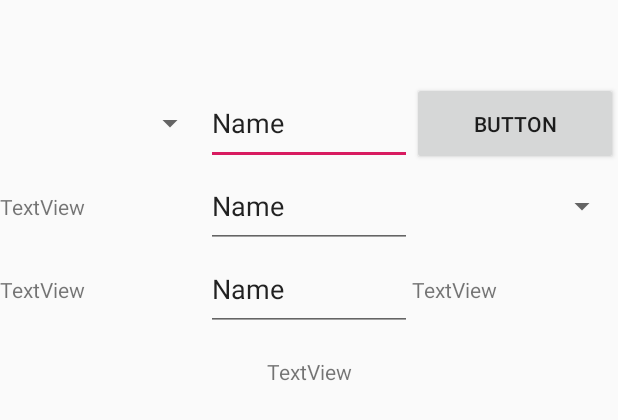
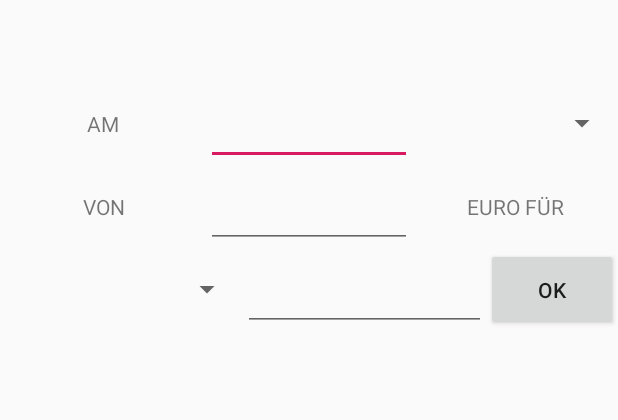
Before and after one commit to pwiesinger/Cashflow, an Android app: the layout activity_main.xml on its own in the app's theme, with its tools: preview values and no code run, on a phone screen of 412 x 824 dp. Shown: the top 420 px of the screen. Run offline under Robolectric (Android 15) with nearby library versions, the phone set to English and light mode, and no system bars.

Commit message:
added filemanager

```diff
--- a/app/src/main/assets/verwendungszwecke.csv
+++ b/app/src/main/assets/verwendungszwecke.csv
@@ -0,0 +1,3 @@
+Auto
+Party
+Essen
--- a/app/src/main/res/layout/activity_main.xml
+++ b/app/src/main/res/layout/activity_main.xml
@@ -21,54 +21,25 @@
             android:layout_weight="3"
             android:orientation="horizontal">
 
-            <Spinner
-                android:id="@+id/spinner2"
+            <TextView
+                android:id="@+id/amLBL"
                 android:layout_width="match_parent"
                 android:layout_height="match_parent"
-                android:layout_weight="1" />
+                android:layout_weight="1"
+                android:gravity="center_vertical"
+                android:text="AM"
+                android:textAlignment="center" />
 
             <EditText
-                android:id="@+id/editText2"
+                android:id="@+id/datum"
                 android:layout_width="match_parent"
                 android:layout_height="match_parent"
                 android:layout_weight="1"
                 android:ems="10"
-                android:inputType="textPersonName"
-                android:text="Name" />
-
-            <Button
-                android:id="@+id/button"
-                android:layout_width="match_parent"
-                android:layout_height="match_parent"
-                android:layout_weight="1"
-                android:text="Button" />
-        </LinearLayout>
-
-        <LinearLayout
-            android:layout_width="match_parent"
-            android:layout_height="match_parent"
-            android:layout_weight="3"
-            android:orientation="horizontal">
-
-            <TextView
-                android:id="@+id/textView"
-                android:layout_width="match_parent"
-                android:layout_height="match_parent"
-                android:layout_weight="1"
-                android:text="TextView"
-                android:gravity="center_vertical"/>
-
-            <EditText
-                android:id="@+id/editText4"
-                android:layout_width="match_parent"
-                android:layout_height="match_parent"
-                android:layout_weight="1"
-                android:ems="10"
-                android:inputType="textPersonName"
-                android:text="Name" />
+                android:inputType="textPersonName" />
 
             <Spinner
-                android:id="@+id/spinner"
+                android:id="@+id/ausgabenEinnahmen"
                 android:layout_width="match_parent"
                 android:layout_height="match_parent"
                 android:layout_weight="1" />
@@ -81,45 +52,76 @@
             android:orientation="horizontal">
 
             <TextView
-                android:id="@+id/textView4"
+                android:id="@+id/vonLBL"
                 android:layout_width="match_parent"
                 android:layout_height="match_parent"
                 android:layout_weight="1"
-                android:text="TextView"
-                android:gravity="center_vertical"/>
+                android:gravity="center_vertical"
+                android:text="VON"
+                android:textAlignment="center" />
 
             <EditText
-                android:id="@+id/editText3"
+                android:id="@+id/euro"
                 android:layout_width="match_parent"
                 android:layout_height="match_parent"
                 android:layout_weight="1"
                 android:ems="10"
-                android:inputType="textPersonName"
-                android:text="Name" />
+                android:inputType="textPersonName" />
 
             <TextView
-                android:id="@+id/textView5"
+                android:id="@+id/euroFor"
                 android:layout_width="match_parent"
                 android:layout_height="match_parent"
                 android:layout_weight="1"
-                android:text="TextView"
-                android:gravity="center_vertical"/>
+                android:gravity="center_vertical"
+                android:text="EURO FÜR"
+                android:textAlignment="center" />
+        </LinearLayout>
+
+        <LinearLayout
+            android:layout_width="match_parent"
+            android:layout_height="match_parent"
+            android:layout_weight="3"
+            android:orientation="horizontal">
+
+            <Spinner
+                android:id="@+id/verwendungszweck"
+                android:layout_width="match_parent"
+                android:layout_height="match_parent"
+                android:layout_weight="1" />
+
+            <EditText
+                android:id="@+id/editText2"
+                android:layout_width="match_parent"
+                android:layout_height="match_parent"
+                android:layout_weight="1"
+                android:ems="10"
+                android:inputType="textPersonName" />
+
+            <Button
+                android:id="@+id/ok"
+                android:layout_width="wrap_content"
+                android:layout_height="match_parent"
+                android:layout_weight="0"
+                android:text="OK" />
         </LinearLayout>
 
         <TextView
-            android:id="@+id/textView8"
+            android:id="@+id/cash"
             android:layout_width="match_parent"
             android:layout_height="match_parent"
             android:layout_weight="3"
-            android:text="TextView"
-            android:textAlignment="center"
-            android:gravity="center_vertical"/>
+            android:gravity="center_vertical"
+            android:textAlignment="center" />
 
         <GridView
+            android:id="@+id/gridView"
             android:layout_width="match_parent"
             android:layout_height="match_parent"
             android:layout_weight="1" />
 
     </LinearLayout>
 
+
+
 </android.support.constraint.ConstraintLayout>
```
Also changed, not shown: app/src/main/java/com/lab73/cashflow/FileManager.java (+57 -0 lines), app/src/main/java/com/lab73/cashflow/MainActivity.java (+27 -0 lines).
